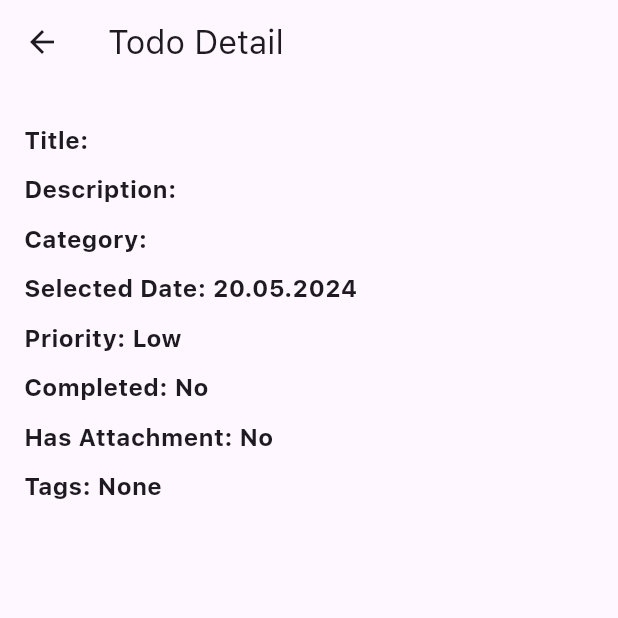
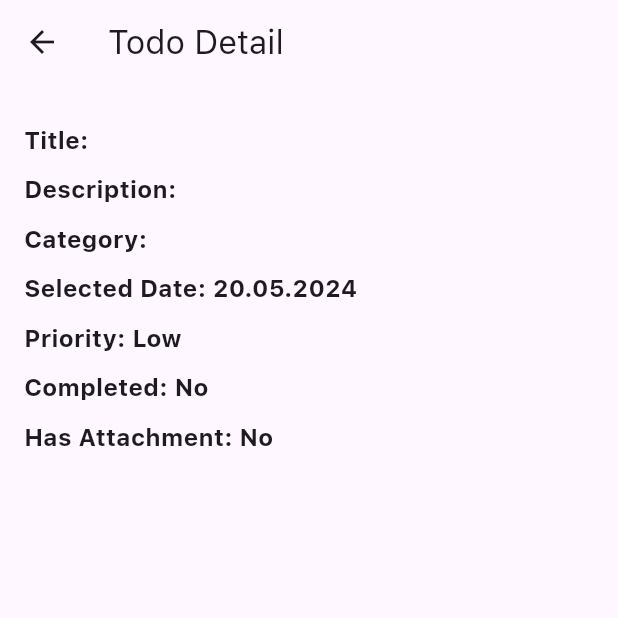
Before and after one commit to cemugurlu/todo-app-flutter, a Flutter app: the TodoDetailScreen screen opened directly with empty values, on a phone screen of 412 x 824 dp, the top half of it. Run offline on Flutter 3.47's test engine with Material 3 defaults, Android fonts, the phone set to English and light mode, and no system bars; our stand-ins replace cloud_firestore, firebase_auth, firebase_core, firebase_storage, get, get_storage and 2 more; accounts and stored records are empty.

Commit message:
view fix

```diff
--- a/lib/controllers/todo_controller.dart
+++ b/lib/controllers/todo_controller.dart
@@ -167,7 +167,6 @@ class TodoController extends GetxController {
           userID: data['userID'] ?? '',
           imageUrl: data['imageUrl'] ?? '',
           priority: data['priority'] ?? 'Low',
-          tags: List<String>.from(data['tags'] ?? []),
           hasAttachment: data['hasAttachment'] ?? false,
         );
       }).toList();
@@ -187,7 +186,6 @@ class TodoController extends GetxController {
         'userID': todo.userID,
         'imageUrl': todo.imageUrl,
         'priority': todo.priority,
-        'tags': todo.tags,
         'hasAttachment': todo.hasAttachment,
         'createdAt': FieldValue.serverTimestamp(),
       });
@@ -208,7 +206,6 @@ class TodoController extends GetxController {
         'userID': todo.userID,
         'imageUrl': todo.imageUrl,
         'priority': todo.priority,
-        'tags': todo.tags,
         'hasAttachment': todo.hasAttachment,
       });
       print('Todo updated successfully');
@@ -247,7 +244,6 @@ class TodoController extends GetxController {
       String downloadUrl = await uploadTask.ref.getDownloadURL();
       return downloadUrl;
     } catch (e) {
-      // Handle error
       throw Exception('Failed to upload attachment: $e');
     }
   }
@@ -266,17 +262,11 @@ class TodoController extends GetxController {
 
   Future<void> deleteAttachmentFromTodo(String todoId) async {
     try {
-      // Update todo with attachment URL as empty string
       final Todo todo = todos.firstWhere((todo) => todo.id == todoId);
       todo.imageUrl = '';
       todo.setAttachment(false);
-
-      // Update todo in Firestore
       await updateTodoInFirestore(todo);
-
-      // Show success message or perform other actions
     } catch (e) {
-      // Handle error
       print('Failed to delete attachment: $e');
     }
   }
--- a/lib/models/todo_model.dart
+++ b/lib/models/todo_model.dart
@@ -10,9 +10,7 @@ class Todo {
   late String userID;
   late DateTime? selectedDate;
   late String imageUrl;
-  late String priority; // Change from Priority to String
-  List<String> tags;
-
+  late String priority;
   late bool hasAttachment;
   late bool selected;
 
@@ -26,8 +24,7 @@ class Todo {
     bool isCompleted = false,
     this.selected = false,
     this.imageUrl = '',
-    this.priority = 'Low', // Default priority as string
-    this.tags = const [],
+    this.priority = 'Low',
     this.hasAttachment = false,
   }) {
     this.isCompleted = isCompleted.obs;
--- a/lib/pages/add_todo_sheet_screen.dart
+++ b/lib/pages/add_todo_sheet_screen.dart
@@ -1,5 +1,4 @@
 import 'package:flutter/material.dart';
-import 'package:flutter/scheduler.dart';
 import 'package:get/get.dart';
 import 'package:intl/intl.dart';
 import 'package:plantist/controllers/todo_controller.dart';
--- a/lib/pages/todo_detail_screen.dart
+++ b/lib/pages/todo_detail_screen.dart
@@ -1,5 +1,5 @@
 import 'package:flutter/material.dart';
-import 'package:intl/intl.dart'; // Import the intl package for date formatting
+import 'package:intl/intl.dart';
 import 'package:plantist/models/todo_model.dart';
 
 class TodoDetailScreen extends StatelessWidget {
@@ -73,17 +73,12 @@ class TodoDetailScreen extends StatelessWidget {
               style: const TextStyle(fontSize: 16, fontWeight: FontWeight.bold),
             ),
             const SizedBox(height: 10),
-            Text(
-              'Tags: ${todo.tags.isNotEmpty ? todo.tags.join(', ') : 'None'}',
-              style: const TextStyle(fontSize: 16, fontWeight: FontWeight.bold),
-            ),
           ],
         ),
       ),
     );
   }
 
-  // Helper function to format the date
   String _formatDate(DateTime? date) {
     if (date != null) {
       return DateFormat('dd.MM.yyyy').format(date);
```
